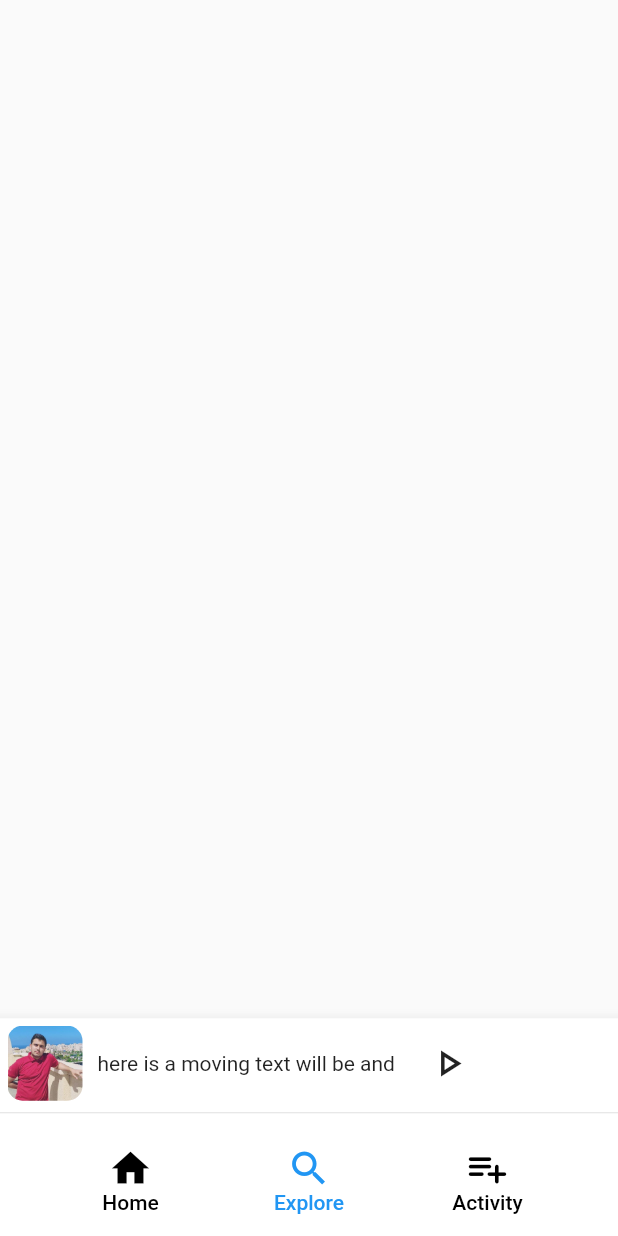
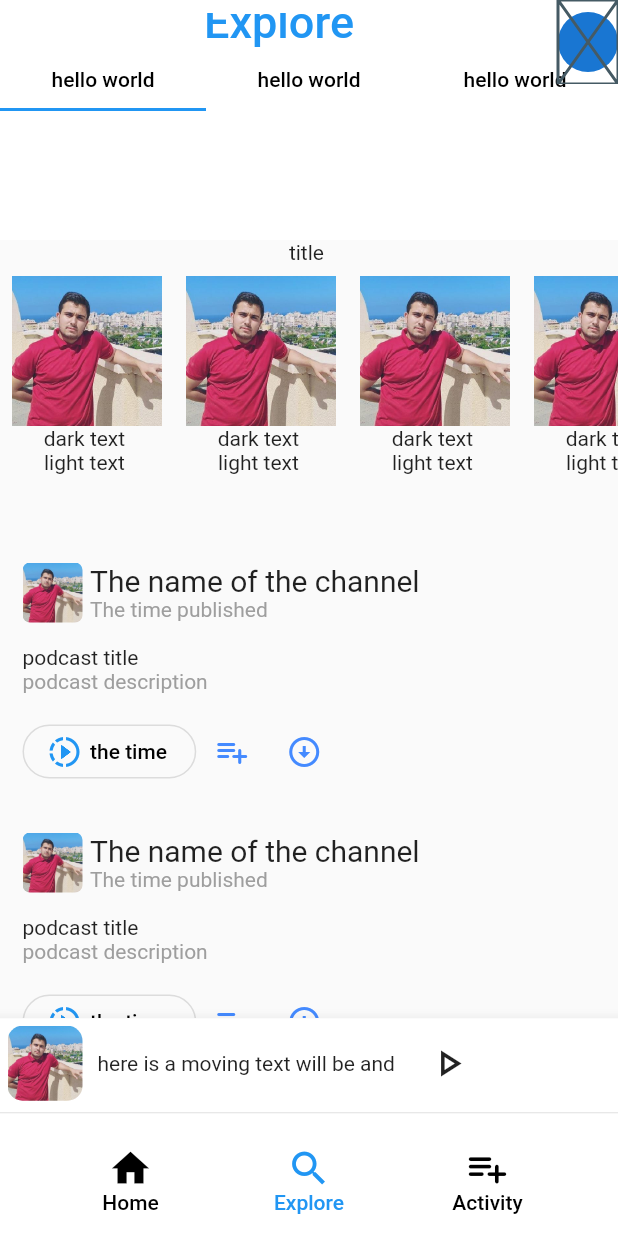
Before and after one commit to AbedrahmanYassen/google_podcasts_app, a Flutter app: the screen it shows after launch, after a tap on "Explore", on a phone screen of 412 x 824 dp. Run offline on Flutter 3.47's test engine with Material 2 defaults, Android fonts, the phone set to English and light mode, and no system bars.

Commit message:
makeing a good amount of the home and explore screen

```diff
--- a/lib/providers/body_manager.dart
+++ b/lib/providers/body_manager.dart
@@ -1,6 +1,9 @@
 import 'package:flutter/material.dart';
 import 'package:flutter/cupertino.dart';
-import 'package:google_podcasts_app/screens/home_screen.dart';
+import 'package:google_podcasts_app/widgets/explore_screen_widgets/explore_screen_body.dart';
+import 'package:google_podcasts_app/widgets/explore_screen_widgets/google_sliver_app_bar_with_tabs.dart';
+import 'package:google_podcasts_app/widgets/header_Google_widget.dart';
+import 'package:google_podcasts_app/widgets/home_screen_widgets/home_screen_body.dart';
 
 class BodyManager extends ChangeNotifier {
   Screen homeScreen = Screen.HOME;
@@ -12,9 +15,7 @@ class BodyManager extends ChangeNotifier {
       case Screen.HOME:
         return BodyCustomScrollView();
       case Screen.EXPLORE:
-        return Scaffold(
-          body: Container(),
-        );
+        return ExploreScreedBody();
       case Screen.ACTIVITY:
         return Scaffold(
           body: Container(),
--- /dev/null
+++ b/lib/providers/running_podcast_bar_manager.dart
@@ -0,0 +1,22 @@
+import 'package:flutter/cupertino.dart';
+import 'package:provider/provider.dart';
+
+class RunningPodcastBarManager with ChangeNotifier {
+  late Offset currentTouch; //fill on start panning
+  late Offset previousTouch; //fill on each update panning
+  void onPaneStar(DragStartDetails dragStartDetails) {
+    currentTouch = dragStartDetails.localPosition;
+    previousTouch = Offset.zero;
+  }
+
+  void onPaneUpdate(DragUpdateDetails dragUpdateDetails) {
+    previousTouch = currentTouch;
+    currentTouch = dragUpdateDetails.localPosition;
+    if (currentTouch.dy < previousTouch.dy) {
+      extendExtendablePartOfBottomAppBar();
+    }
+  }
+
+  void onPaneEnd() {}
+  void extendExtendablePartOfBottomAppBar() {}
+}
--- a/lib/screens/home_screen.dart
+++ b/lib/screens/home_screen.dart
@@ -2,8 +2,9 @@ import 'package:flutter/cupertino.dart';
 import 'package:flutter/material.dart';
 import 'package:google_podcasts_app/constants/colors.dart';
 import 'package:google_podcasts_app/providers/body_manager.dart';
-import 'package:google_podcasts_app/widgets/bottom_app_bar_icon.dart';
-import 'package:google_podcasts_app/widgets/new_podcasts_list.dart';
+import 'package:google_podcasts_app/widgets/home_screen_widgets/bottom_app_bar_icon.dart';
+import 'package:google_podcasts_app/widgets/header_Google_widget.dart';
+import 'package:google_podcasts_app/widgets/home_screen_widgets/new_podcasts_list.dart';
 import 'package:provider/provider.dart';
 
 class HomeScreen extends StatelessWidget {
@@ -56,6 +57,7 @@ class HomeScreen extends StatelessWidget {
     return Padding(
       padding: const EdgeInsets.only(top: 5, left: 5),
       child: GestureDetector(
+        onPanStart: (dataWhileTouching) {},
         child: Container(
           height: 50,
           child: Row(
@@ -129,60 +131,3 @@ class HomeScreen extends StatelessWidget {
     );
   }
 }
-
-class BodyCustomScrollView extends StatelessWidget {
-  const BodyCustomScrollView({Key? key}) : super(key: key);
-  @override
-  Widget build(BuildContext context) {
-    return CustomScrollView(
-      slivers: [_buildSliverAppBar(), const NewPodcastsList()],
-    );
-  }
-
-  Widget _buildSliverAppBar() {
-    return SliverAppBar(
-      backgroundColor: Colors.white,
-      expandedHeight: 50,
-      centerTitle: true,
-      actions: [
-        CircleAvatar(
-          child: Placeholder(),
-        )
-      ],
-      title: RichText(
-        text: TextSpan(
-          children: <TextSpan>[
-            _makeTextSpanForGoogleWord(
-                letter: 'G' /*TODO:adding the colors to the constants */,
-                colorOfTheLetter: MyColors.G_LETTER_COLOR_IN_GOOGLE_NAME),
-            _makeTextSpanForGoogleWord(
-              letter: 'o' /* TODO:adding the colors to the constants */,
-              colorOfTheLetter: MyColors.G_LETTER_COLOR_IN_GOOGLE_NAME,
-            ),
-            _makeTextSpanForGoogleWord(
-              letter: 'o' /*TODO:adding the colors to the constants */,
-              colorOfTheLetter: MyColors.G_LETTER_COLOR_IN_GOOGLE_NAME,
-            ),
-            _makeTextSpanForGoogleWord(
-              letter: 'g' /*TODO:adding the colors to the constants */,
-              colorOfTheLetter: MyColors.G_LETTER_COLOR_IN_GOOGLE_NAME,
-            ),
-            _makeTextSpanForGoogleWord(
-              letter: 'l' /*TODO:adding the colors to the constants */,
-              colorOfTheLetter: MyColors.G_LETTER_COLOR_IN_GOOGLE_NAME,
-            ),
-            _makeTextSpanForGoogleWord(
-              letter: 'e' /*TODO:adding the colors to the constants */,
-              colorOfTheLetter: MyColors.G_LETTER_COLOR_IN_GOOGLE_NAME,
-            ),
-          ],
-        ),
-      ),
-    );
-  }
-
-  TextSpan _makeTextSpanForGoogleWord(
-      {required String letter, required Color colorOfTheLetter}) {
-    return TextSpan(text: letter, style: TextStyle(color: colorOfTheLetter));
-  }
-}
--- /dev/null
+++ b/lib/widgets/explore_screen_widgets/explore_screen_body.dart
@@ -0,0 +1,63 @@
+import 'package:flutter/material.dart';
+import 'package:google_podcasts_app/widgets/explore_screen_widgets/explore_screen_sliver_list.dart';
+import 'package:google_podcasts_app/widgets/explore_screen_widgets/google_sliver_app_bar_with_tabs.dart';
+
+class ExploreScreedBody extends StatefulWidget {
+  const ExploreScreedBody({Key? key}) : super(key: key);
+
+  @override
+  _ExploreScreedBodyState createState() => _ExploreScreedBodyState();
+}
+
+class _ExploreScreedBodyState extends State<ExploreScreedBody>
+    with SingleTickerProviderStateMixin {
+  late TabController tabController;
+  @override
+  void initState() {
+    super.initState();
+    tabController = TabController(length: 3, vsync: this);
+  }
+
+  @override
+  void dispose() {
+    tabController.dispose();
+    super.dispose();
+  }
+
+  @override
+  Widget build(BuildContext context) {
+    return CustomScrollView(
+      slivers: [
+        GoogleHeaderSliverAppBarWithTabBar(
+          controller: tabController,
+          tabs: [
+            Tab(
+              child: Text(
+                'hello world',
+                style: TextStyle(color: Colors.black),
+              ),
+              icon: Icon(Icons.zoom_out_sharp),
+            ),
+            Tab(
+              child: Text(
+                'hello world',
+                style: TextStyle(color: Colors.black),
+              ),
+              icon: Icon(Icons.zoom_out_sharp),
+            ),
+            Tab(
+              child: Text(
+                'hello world',
+                style: TextStyle(color: Colors.black),
+              ),
+              icon: Icon(
+                Icons.zoom_out_sharp,
+              ),
+            )
+          ],
+        ),
+        ExploreScreenSliverList()
+      ],
+    );
+  }
+}
--- /dev/null
+++ b/lib/widgets/explore_screen_widgets/explore_screen_sliver_list.dart
@@ -0,0 +1,19 @@
+import 'package:flutter/material.dart';
+import 'package:google_podcasts_app/widgets/explore_screen_widgets/horizental_list_of_channels.dart';
+import 'package:google_podcasts_app/widgets/home_screen_widgets/new_podcast_card.dart';
+
+class ExploreScreenSliverList extends StatelessWidget {
+  const ExploreScreenSliverList({Key? key}) : super(key: key);
+
+  @override
+  Widget build(BuildContext context) {
+    return SliverList(
+        delegate: SliverChildBuilderDelegate((BuildContext context, int index) {
+      if (index == 0) {
+        return SizedBox(height: 200, child: HorezantalListOfChannels());
+      } else {
+        return NewPodcastCard();
+      }
+    }));
+  }
+}
--- /dev/null
+++ b/lib/widgets/explore_screen_widgets/google_sliver_app_bar_with_tabs.dart
@@ -0,0 +1,48 @@
+import 'package:flutter/material.dart';
+import 'package:google_podcasts_app/constants/colors.dart';
+
+class GoogleHeaderSliverAppBarWithTabBar extends StatelessWidget {
+  final TabController controller;
+  final List<Tab> tabs;
+  const GoogleHeaderSliverAppBarWithTabBar(
+      {required this.controller, required this.tabs, Key? key})
+      : super(key: key);
+
+  @override
+  Widget build(BuildContext context) {
+    return SliverAppBar(
+      flexibleSpace: TabBar(
+        onTap: (int index) {
+          print('$index');
+        },
+        controller: controller,
+        tabs: tabs,
+      ),
+      title: FlexibleSpaceBar(
+        centerTitle: true,
+        title: Column(
+          children: [
+            Text(
+              'Explore',
+              style: TextStyle(
+                color: Colors.blue,
+              ),
+            )
+          ],
+        ),
+      ),
+      backgroundColor: Colors.white,
+      expandedHeight: 160,
+      actions: [
+        CircleAvatar(
+          child: Placeholder(),
+        )
+      ],
+    );
+  }
+
+  TextSpan _makeTextSpanForGoogleWord(
+      {required String letter, required Color colorOfTheLetter}) {
+    return TextSpan(text: letter, style: TextStyle(color: colorOfTheLetter));
+  }
+}
--- /dev/null
+++ b/lib/widgets/explore_screen_widgets/horizental_list_of_channels.dart
@@ -0,0 +1,50 @@
+import 'package:flutter/material.dart';
+
+class HorezantalListOfChannels extends StatelessWidget {
+  const HorezantalListOfChannels({Key? key}) : super(key: key);
+
+  @override
+  Widget build(BuildContext context) {
+    return Column(
+      children: [
+        Text('title '),
+        SizedBox(
+          height: 150,
+          width: double.infinity,
+          child: ListView.builder(
+              itemCount: 10,
+              scrollDirection: Axis.horizontal,
+              itemBuilder: (context, index) {
+                return const ChannelItem();
+              }),
+        ),
+      ],
+    );
+  }
+}
+
+class ChannelItem extends StatelessWidget {
+  const ChannelItem({Key? key}) : super(key: key);
+
+  @override
+  Widget build(BuildContext context) {
+    return Padding(
+      padding: const EdgeInsets.all(8.0),
+      child: Container(
+        child: Column(
+          children: [
+            Image.asset(
+              'assets/images/my_picture.jpg',
+              width: 100,
+              height: 100,
+              fit: BoxFit.contain,
+            ),
+            Column(
+              children: [Text('dark text '), Text('light text ')],
+            ),
+          ],
+        ),
+      ),
+    );
+  }
+}
--- a/lib/widgets/header_Google_widget.dart
+++ b/lib/widgets/header_Google_widget.dart
@@ -0,0 +1,54 @@
+import 'package:flutter/material.dart';
+import 'package:google_podcasts_app/constants/colors.dart';
+
+class GoogleHeaderSliverAppBar extends StatelessWidget {
+  const GoogleHeaderSliverAppBar({Key? key}) : super(key: key);
+
+  @override
+  Widget build(BuildContext context) {
+    return SliverAppBar(
+      backgroundColor: Colors.white,
+      expandedHeight: 50,
+      centerTitle: true,
+      actions: [
+        CircleAvatar(
+          child: Placeholder(),
+        )
+      ],
+      title: RichText(
+        text: TextSpan(
+          children: <TextSpan>[
+            _makeTextSpanForGoogleWord(
+                letter: 'G' /*TODO:adding the colors to the constants */,
+                colorOfTheLetter: MyColors.G_LETTER_COLOR_IN_GOOGLE_NAME),
+            _makeTextSpanForGoogleWord(
+              letter: 'o' /* TODO:adding the colors to the constants */,
+              colorOfTheLetter: MyColors.G_LETTER_COLOR_IN_GOOGLE_NAME,
+            ),
+            _makeTextSpanForGoogleWord(
+              letter: 'o' /*TODO:adding the colors to the constants */,
+              colorOfTheLetter: MyColors.G_LETTER_COLOR_IN_GOOGLE_NAME,
+            ),
+            _makeTextSpanForGoogleWord(
+              letter: 'g' /*TODO:adding the colors to the constants */,
+              colorOfTheLetter: MyColors.G_LETTER_COLOR_IN_GOOGLE_NAME,
+            ),
+            _makeTextSpanForGoogleWord(
+              letter: 'l' /*TODO:adding the colors to the constants */,
+              colorOfTheLetter: MyColors.G_LETTER_COLOR_IN_GOOGLE_NAME,
+            ),
+            _makeTextSpanForGoogleWord(
+              letter: 'e' /*TODO:adding the colors to the constants */,
+              colorOfTheLetter: MyColors.G_LETTER_COLOR_IN_GOOGLE_NAME,
+            ),
+          ],
+        ),
+      ),
+    );
+  }
+
+  TextSpan _makeTextSpanForGoogleWord(
+      {required String letter, required Color colorOfTheLetter}) {
+    return TextSpan(text: letter, style: TextStyle(color: colorOfTheLetter));
+  }
+}
--- /dev/null
+++ b/lib/widgets/home_screen_widgets/home_screen_body.dart
@@ -0,0 +1,30 @@
+import 'package:flutter/material.dart';
+import 'package:google_podcasts_app/widgets/explore_screen_widgets/google_sliver_app_bar_with_tabs.dart';
+
+import '../header_Google_widget.dart';
+import 'new_podcasts_list.dart';
+
+class BodyCustomScrollView extends StatefulWidget {
+  const BodyCustomScrollView({Key? key}) : super(key: key);
+
+  @override
+  _BodyCustomScrollViewState createState() => _BodyCustomScrollViewState();
+}
+
+class _BodyCustomScrollViewState extends State<BodyCustomScrollView>
+    with SingleTickerProviderStateMixin {
+  late TabController tabController;
+  @override
+  void initState() {
+    // TODO: implement initState
+    super.initState();
+    tabController = TabController(length: 5, vsync: this);
+  }
+
+  @override
+  Widget build(BuildContext context) {
+    return CustomScrollView(
+      slivers: [GoogleHeaderSliverAppBar(), NewPodcastsList()],
+    );
+  }
+}
--- a/lib/widgets/new_podcasts_list.dart
+++ b/lib/widgets/home_screen_widgets/new_podcasts_list.dart
@@ -1,6 +1,6 @@
 import 'package:flutter/material.dart';
-import 'package:google_podcasts_app/widgets/new_podcast_card.dart';
-import 'package:google_podcasts_app/widgets/subscription_list.dart';
+import 'package:google_podcasts_app/widgets/home_screen_widgets/new_podcast_card.dart';
+import 'package:google_podcasts_app/widgets/home_screen_widgets/subscription_list.dart';
 
 class NewPodcastsList extends StatelessWidget {
   const NewPodcastsList({Key? key}) : super(key: key);
```
Also changed, not shown: lib/widgets/home_screen_widgets/bottom_app_bar_icon.dart (renamed from lib/widgets/bottom_app_bar_icon.dart), lib/widgets/home_screen_widgets/new_podcast_card.dart (renamed from lib/widgets/new_podcast_card.dart), lib/widgets/home_screen_widgets/subscription_list.dart (renamed from lib/widgets/subscription_list.dart).
